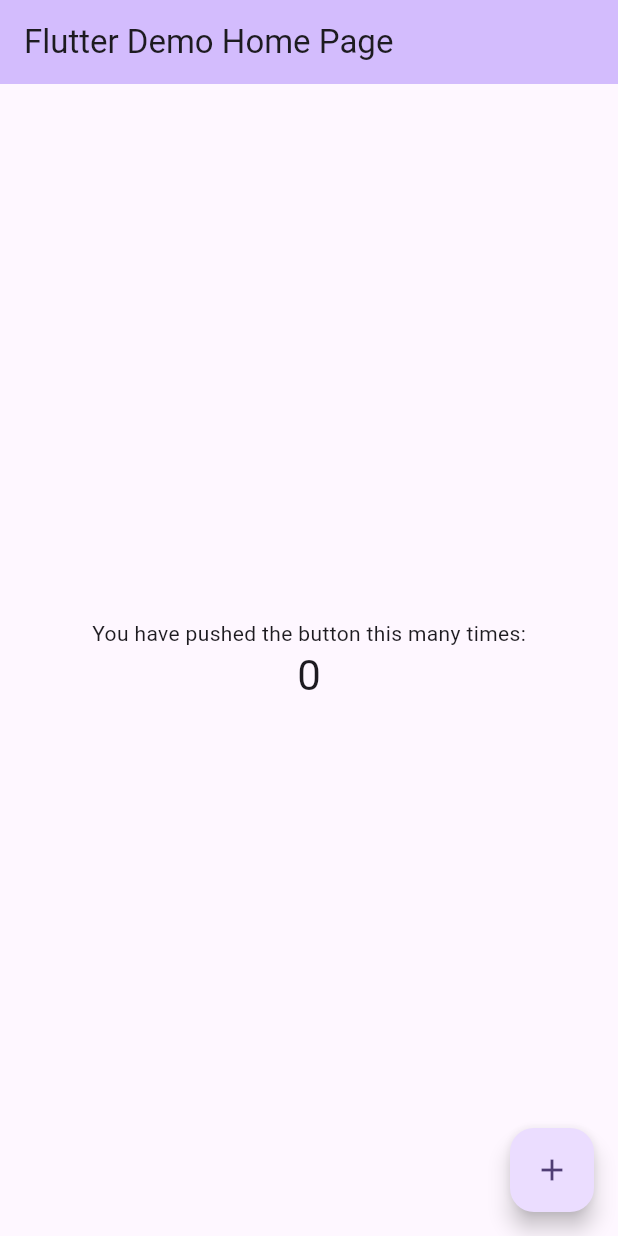
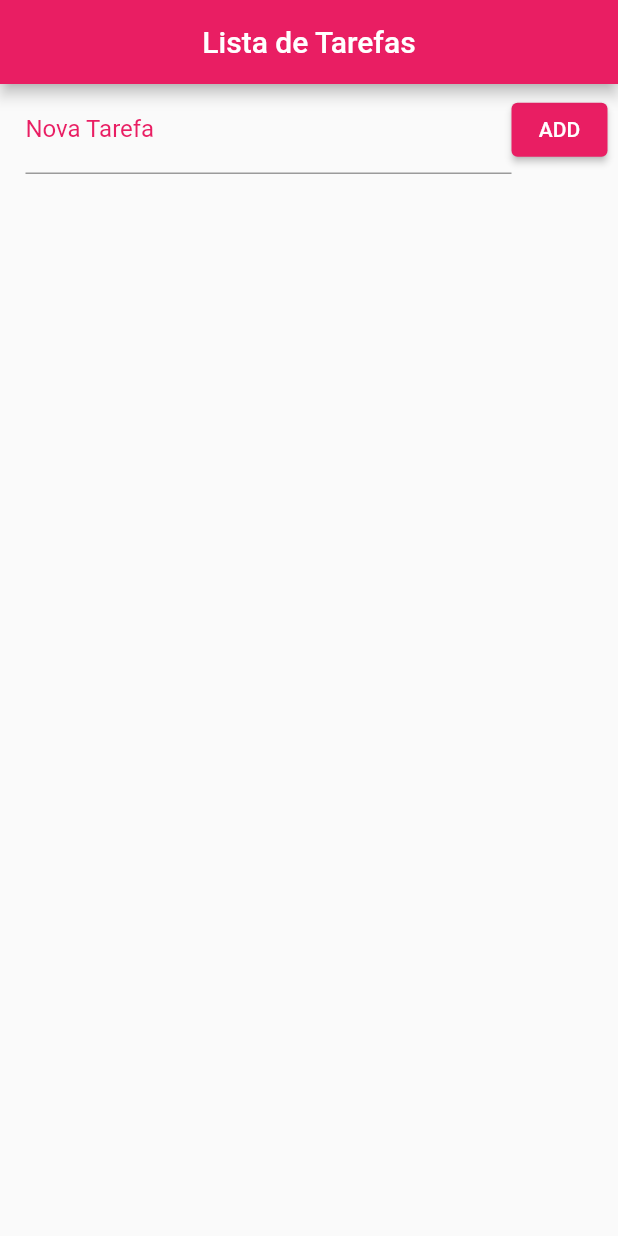
Before and after one commit to petersonpm/new-to-do-list, a Flutter app: the screen it shows after launch, on a phone screen of 412 x 824 dp. Run offline on Flutter 3.47's test engine with Material 2 defaults, Android fonts, the phone set to English and light mode, and no system bars.

Commit message:
Starting the layout

```diff
--- a/lib/main.dart
+++ b/lib/main.dart
@@ -1,125 +1,81 @@
+import 'dart:convert';
+import 'dart:io';
+
 import 'package:flutter/material.dart';
+import 'package:path_provider/path_provider.dart';
 
-void main() {
-  runApp(const MyApp());
+void main(){
+  runApp(MaterialApp(
+    home: Home(),
+  ));
 }
 
-class MyApp extends StatelessWidget {
-  const MyApp({super.key});
+class Home extends StatefulWidget {
+  const Home({Key? key}) : super(key: key);
 
-  // This widget is the root of your application.
   @override
-  Widget build(BuildContext context) {
-    return MaterialApp(
-      title: 'Flutter Demo',
-      theme: ThemeData(
-        // This is the theme of your application.
-        //
-        // TRY THIS: Try running your application with "flutter run". You'll see
-        // the application has a blue toolbar. Then, without quitting the app,
-        // try changing the seedColor in the colorScheme below to Colors.green
-        // and then invoke "hot reload" (save your changes or press the "hot
-        // reload" button in a Flutter-supported IDE, or press "r" if you used
-        // the command line to start the app).
-        //
-        // Notice that the counter didn't reset back to zero; the application
-        // state is not lost during the reload. To reset the state, use hot
-        // restart instead.
-        //
-        // This works for code too, not just values: Most code changes can be
-        // tested with just a hot reload.
-        colorScheme: ColorScheme.fromSeed(seedColor: Colors.deepPurple),
-        useMaterial3: true,
-      ),
-      home: const MyHomePage(title: 'Flutter Demo Home Page'),
-    );
-  }
+  State<Home> createState() => _HomeState();
 }
 
-class MyHomePage extends StatefulWidget {
-  const MyHomePage({super.key, required this.title});
+class _HomeState extends State<Home> {
 
-  // This widget is the home page of your application. It is stateful, meaning
-  // that it has a State object (defined below) that contains fields that affect
-  // how it looks.
-
-  // This class is the configuration for the state. It holds the values (in this
-  // case the title) provided by the parent (in this case the App widget) and
-  // used by the build method of the State. Fields in a Widget subclass are
-  // always marked "final".
-
-  final String title;
-
-  @override
-  State<MyHomePage> createState() => _MyHomePageState();
-}
-
-class _MyHomePageState extends State<MyHomePage> {
-  int _counter = 0;
-
-  void _incrementCounter() {
-    setState(() {
-      // This call to setState tells the Flutter framework that something has
-      // changed in this State, which causes it to rerun the build method below
-      // so that the display can reflect the updated values. If we changed
-      // _counter without calling setState(), then the build method would not be
-      // called again, and so nothing would appear to happen.
-      _counter++;
-    });
-  }
+  List _toDolist = [];
 
   @override
   Widget build(BuildContext context) {
-    // This method is rerun every time setState is called, for instance as done
-    // by the _incrementCounter method above.
-    //
-    // The Flutter framework has been optimized to make rerunning build methods
-    // fast, so that you can just rebuild anything that needs updating rather
-    // than having to individually change instances of widgets.
     return Scaffold(
       appBar: AppBar(
-        // TRY THIS: Try changing the color here to a specific color (to
-        // Colors.amber, perhaps?) and trigger a hot reload to see the AppBar
-        // change color while the other colors stay the same.
-        backgroundColor: Theme.of(context).colorScheme.inversePrimary,
-        // Here we take the value from the MyHomePage object that was created by
-        // the App.build method, and use it to set our appbar title.
-        title: Text(widget.title),
+        title: const Text("Lista de Tarefas"),
+        backgroundColor: Colors.pink,
+        centerTitle: true,
       ),
-      body: Center(
-        // Center is a layout widget. It takes a single child and positions it
-        // in the middle of the parent.
-        child: Column(
-          // Column is also a layout widget. It takes a list of children and
-          // arranges them vertically. By default, it sizes itself to fit its
-          // children horizontally, and tries to be as tall as its parent.
-          //
-          // Column has various properties to control how it sizes itself and
-          // how it positions its children. Here we use mainAxisAlignment to
-          // center the children vertically; the main axis here is the vertical
-          // axis because Columns are vertical (the cross axis would be
-          // horizontal).
-          //
-          // TRY THIS: Invoke "debug painting" (choose the "Toggle Debug Paint"
-          // action in the IDE, or press "p" in the console), to see the
-          // wireframe for each widget.
-          mainAxisAlignment: MainAxisAlignment.center,
-          children: <Widget>[
-            const Text(
-              'You have pushed the button this many times:',
+      body: Column(
+        children: <Widget>[
+          Container(
+            padding: const EdgeInsets.fromLTRB(17.0, 1.0, 7.0, 1.0),
+            child:  Row(
+              children: <Widget>[
+                const Expanded(
+                    child: TextField(
+                      decoration: InputDecoration(
+                        labelText: "Nova Tarefa",
+                        labelStyle: TextStyle(color: Colors.pink ),
+                      ),
+                    ),),
+                ElevatedButton(
+                  style: ElevatedButton.styleFrom(
+                    backgroundColor: Colors.pink,
+                  ),
+                  child: Text("ADD"),
+                  onPressed: () {},
+                )
+              ],
             ),
-            Text(
-              '$_counter',
-              style: Theme.of(context).textTheme.headlineMedium,
-            ),
-          ],
-        ),
-      ),
-      floatingActionButton: FloatingActionButton(
-        onPressed: _incrementCounter,
-        tooltip: 'Increment',
-        child: const Icon(Icons.add),
-      ), // This trailing comma makes auto-formatting nicer for build methods.
+          )
+        ],
+      )
     );
   }
+
+  Future<File> _getFile() async{
+    final directory = await getApplicationDocumentsDirectory();
+    return File("${directory.path}/data.json");
+  }
+
+  Future<File> _saveData() async{
+    String data = json.encode(_toDolist);
+    final file = await _getFile();
+    return file.writeAsString(data);
+
+  }
+  Future<String> _readData() async{
+    try{
+        final file = await _getFile();
+        return file.readAsString();
+      }catch (e){
+      print('Error reading data: $e');
+      return '';
+    }finally{
+    }
+  }
 }
--- a/pubspec.yaml
+++ b/pubspec.yaml
@@ -35,6 +35,9 @@ dependencies:
   # The following adds the Cupertino Icons font to your application.
   # Use with the CupertinoIcons class for iOS style icons.
   cupertino_icons: ^1.0.2
+  path_provider: ^2.0.15
+
+
 
 dev_dependencies:
   flutter_test:
```
Also changed, not shown: pubspec.lock, 2 other files.
